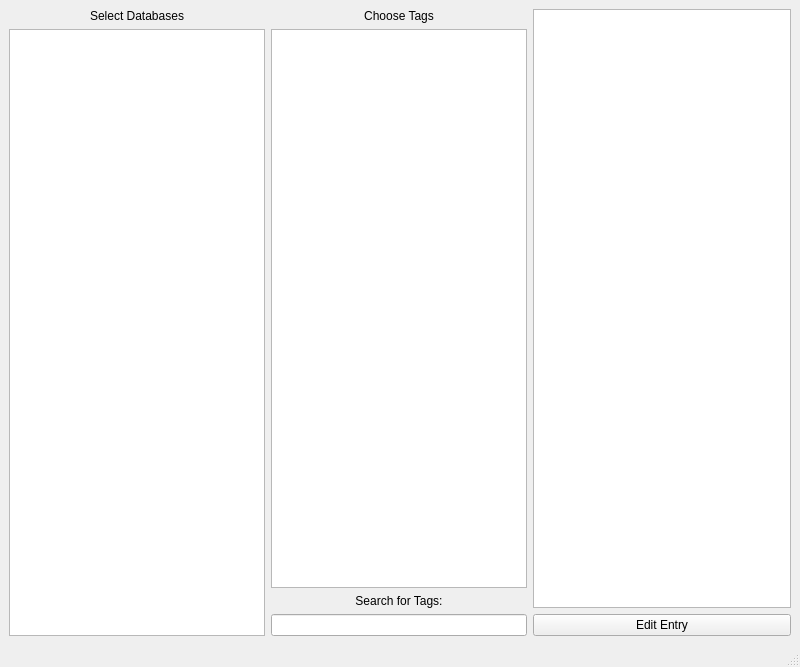
This is gui/mainWindow.ui in ChrisPenner/scope as Qt 5 draws it before an edit. The edited form follows.
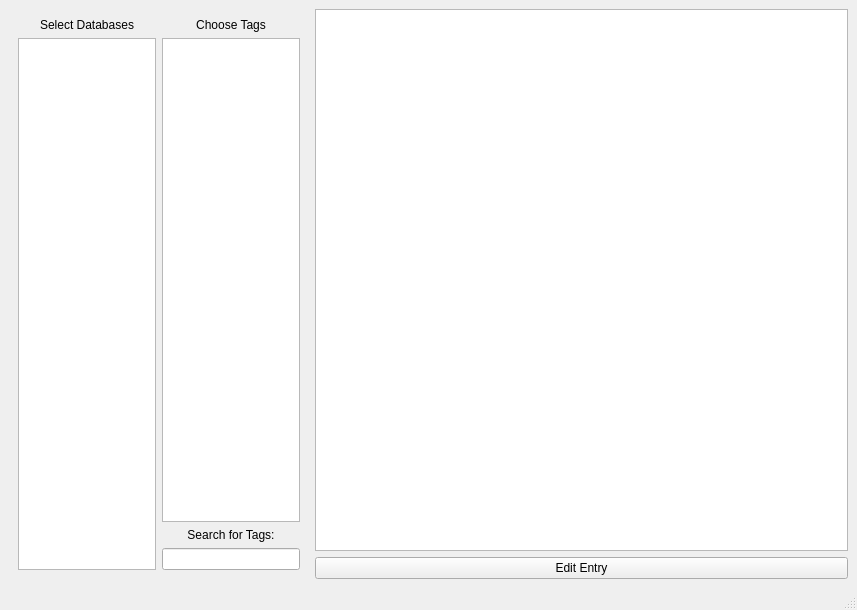
This is the edited form.

Commit message: Fixes Table sizing

The edit to the form file:
```diff
--- a/gui/mainWindow.ui
+++ b/gui/mainWindow.ui
@@ -6,19 +6,31 @@
    <rect>
     <x>0</x>
     <y>0</y>
-    <width>800</width>
-    <height>667</height>
+    <width>857</width>
+    <height>610</height>
    </rect>
   </property>
   <property name="windowTitle">
    <string>MainWindow</string>
   </property>
   <widget class="QWidget" name="centralwidget">
+   <layout class="QHBoxLayout" name="horizontalLayout_3">
+    <item>
+     <widget class="QWidget" name="widget_2" native="true">
+      <property name="enabled">
+       <bool>true</bool>
+      </property>
+      <property name="maximumSize">
+       <size>
+        <width>300</width>
+        <height>16777215</height>
+       </size>
+      </property>
    <layout class="QHBoxLayout" name="horizontalLayout_2">
     <item>
      <layout class="QHBoxLayout" name="horizontalLayout">
-      <property name="sizeConstraint">
-       <enum>QLayout::SetFixedSize</enum>
+         <property name="spacing">
+          <number>6</number>
       </property>
       <item>
        <layout class="QVBoxLayout" name="verticalLayout_3">
@@ -75,6 +87,9 @@
       </item>
      </layout>
     </item>
+      </layout>
+     </widget>
+    </item>
     <item>
      <layout class="QVBoxLayout" name="verticalLayout_5">
       <item>
```
Left out of the diff: 2 changed lines with no effect on the pictures. Lines whose indentation alone changed are shown as unchanged. The commit also changes 2 other files.
